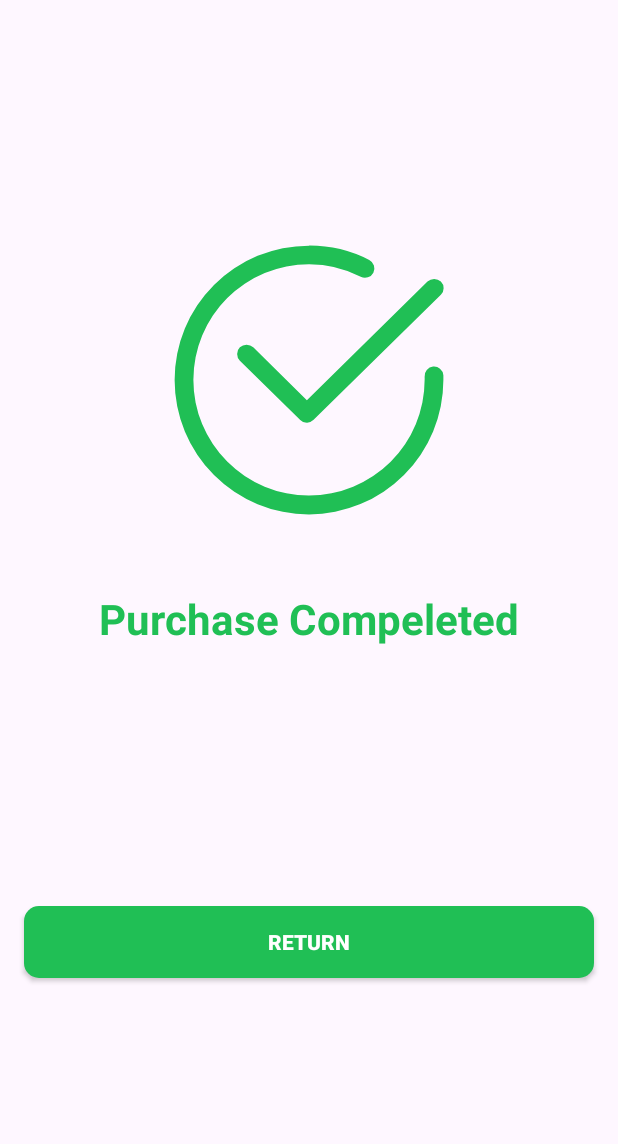
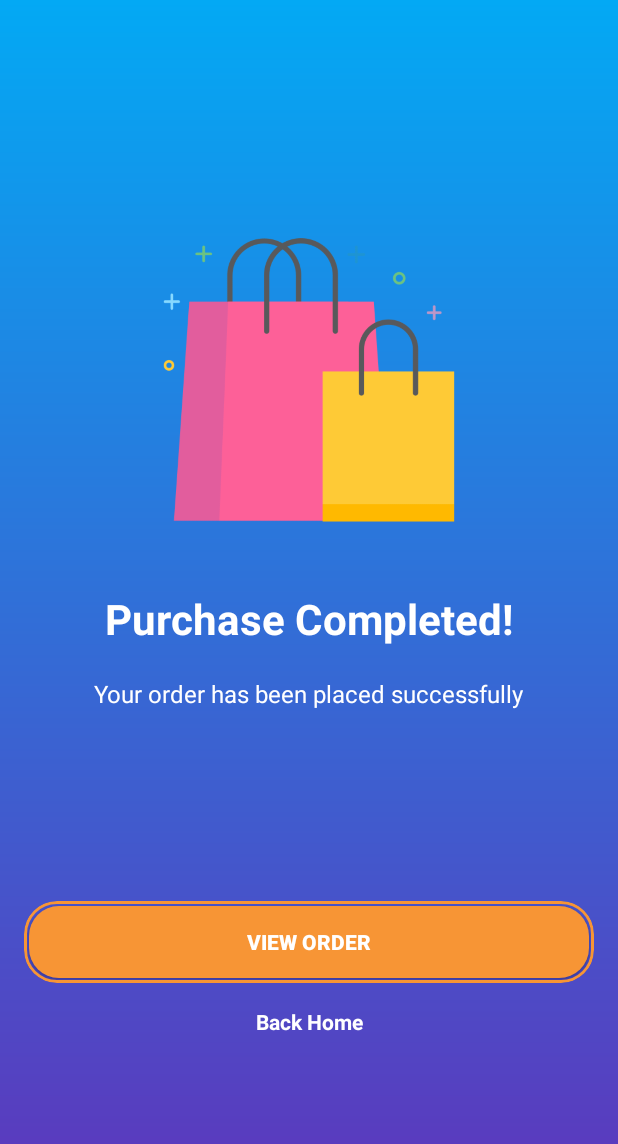
Before and after one commit to QuangXYZ/LilyShop, an Android app: the OrderSuccessActivity screen opened directly, with no data from a screen before it, on a phone screen of 412 x 824 dp. Shown: the top 1144 px of the screen. Run offline under Robolectric (Android 15) with nearby library versions, the phone set to English and light mode, and no system bars.

Commit message:
feat: update success screen

```diff
--- a/app/src/main/java/com/quang/lilyshop/Helper/ManagementCart.kt
+++ b/app/src/main/java/com/quang/lilyshop/Helper/ManagementCart.kt
@@ -27,6 +27,9 @@ class ManagementCart(val context: Context) {
         return tinyDB.getListObject("CartList") ?: arrayListOf()
     }
 
+    fun clearListCart() {
+        tinyDB.remove("CartList")
+    }
     fun minusItem(listFood: ArrayList<ProductModel>, position: Int, listener: ChangeNumberItemsListener) {
         if (listFood[position].numberInCart == 1) {
             listFood.removeAt(position)
--- a/app/src/main/java/com/quang/lilyshop/activity/CheckoutActivity.kt
+++ b/app/src/main/java/com/quang/lilyshop/activity/CheckoutActivity.kt
@@ -143,6 +143,7 @@ class CheckoutActivity : BaseActivity() {
         val order = OrderModel(
             "", "", managementCart.getListCart(), delivery, tax, total
         )
+        managementCart.clearListCart()
 
         viewModel.saveOrder(order)
     }
--- a/app/src/main/java/com/quang/lilyshop/activity/Fragment/SearchFragment.kt
+++ b/app/src/main/java/com/quang/lilyshop/activity/Fragment/SearchFragment.kt
@@ -12,23 +12,8 @@ import com.quang.lilyshop.R
 private const val ARG_PARAM1 = "param1"
 private const val ARG_PARAM2 = "param2"
 
-/**
- * A simple [Fragment] subclass.
- * Use the [SearchFragment.newInstance] factory method to
- * create an instance of this fragment.
- */
 class SearchFragment : Fragment() {
-    // TODO: Rename and change types of parameters
-    private var param1: String? = null
-    private var param2: String? = null
 
-    override fun onCreate(savedInstanceState: Bundle?) {
-        super.onCreate(savedInstanceState)
-        arguments?.let {
-            param1 = it.getString(ARG_PARAM1)
-            param2 = it.getString(ARG_PARAM2)
-        }
-    }
 
     override fun onCreateView(
         inflater: LayoutInflater, container: ViewGroup?,
@@ -38,23 +23,4 @@ class SearchFragment : Fragment() {
         return inflater.inflate(R.layout.fragment_search, container, false)
     }
 
-    companion object {
-        /**
-         * Use this factory method to create a new instance of
-         * this fragment using the provided parameters.
-         *
-         * @param param1 Parameter 1.
-         * @param param2 Parameter 2.
-         * @return A new instance of fragment SearchFragment.
-         */
-        // TODO: Rename and change types and number of parameters
-        @JvmStatic
-        fun newInstance(param1: String, param2: String) =
-            SearchFragment().apply {
-                arguments = Bundle().apply {
-                    putString(ARG_PARAM1, param1)
-                    putString(ARG_PARAM2, param2)
-                }
-            }
-    }
 }
--- a/app/src/main/java/com/quang/lilyshop/activity/OrderSuccessActivity.kt
+++ b/app/src/main/java/com/quang/lilyshop/activity/OrderSuccessActivity.kt
@@ -17,6 +17,14 @@ class OrderSuccessActivity : BaseActivity() {
             startActivity(Intent(this, MainActivity::class.java))
             finish()
         }
+        binding.orderBtn.setOnClickListener {
+            startActivity(Intent(this, MainActivity::class.java))
+            finish()
+        }
+        binding.orderLayout.setOnClickListener {
+            startActivity(Intent(this, MainActivity::class.java))
+            finish()
+        }
     }
 
 }
--- a/app/src/main/res/drawable/green_button_background.xml
+++ b/app/src/main/res/drawable/green_button_background.xml
@@ -2,8 +2,8 @@
 <selector xmlns:android="http://schemas.android.com/apk/res/android">
 <item>
     <shape android:shape="rectangle">
-        <solid android:color="#20bf55"/>
-        <corners android:radius="10dp"/>
+        <solid android:color="#f79535"/>
+        <corners android:radius="20dp"/>
 
     </shape>
 </item>
--- a/app/src/main/res/drawable/success.xml
+++ /dev/null
@@ -1,12 +0,0 @@
-<vector xmlns:android="http://schemas.android.com/apk/res/android"
-    android:width="512dp"
-    android:height="512dp"
-    android:viewportWidth="24"
-    android:viewportHeight="24">
-  <path
-      android:pathData="m12,22.75a10.75,10.75 0,0 1,0 -21.5,10.53 10.53,0 0,1 4.82,1.15 0.75,0.75 0,0 1,-0.68 1.34,9 9,0 0,0 -4.14,-1 9.25,9.25 0,1 0,9.25 9.26,2 2,0 0,0 0,-0.25 0.75,0.75 0,1 1,1.5 -0.14v0.39a10.76,10.76 0,0 1,-10.75 10.75z"
-      android:fillColor="#20bf55"/>
-  <path
-      android:pathData="m11.82,15.41a0.7,0.7 0,0 1,-0.52 -0.22l-4.83,-4.74a0.75,0.75 0,0 1,0 -1.06,0.77 0.77,0 0,1 1.07,0l4.29,4.23 9.65,-9.49a0.77,0.77 0,0 1,1.07 0,0.75 0.75,0 0,1 0,1.06l-10.18,10a0.74,0.74 0,0 1,-0.55 0.22z"
-      android:fillColor="#20bf55"/>
-</vector>
--- /dev/null
+++ b/app/src/main/res/drawable/success_bkg.xml
@@ -0,0 +1,9 @@
+<?xml version="1.0" encoding="utf-8"?>
+<shape xmlns:android="http://schemas.android.com/apk/res/android"
+    android:shape="rectangle">
+  <gradient
+      android:angle="90"
+      android:endColor="#03A9F4"
+      android:startColor="@color/purple"
+      android:type="linear" />
+</shape>
--- a/app/src/main/res/layout/activity_order_success.xml
+++ b/app/src/main/res/layout/activity_order_success.xml
@@ -4,13 +4,14 @@
     xmlns:tools="http://schemas.android.com/tools"
     android:layout_width="match_parent"
     android:layout_height="match_parent"
+    android:background="@drawable/success_bkg"
     tools:context=".activity.OrderSuccessActivity">
 
     <ImageView
         android:id="@+id/imageView8"
         android:layout_width="200dp"
         android:layout_height="200dp"
-        android:src="@drawable/success"
+        android:src="@drawable/shopping_bag"
         android:layout_marginBottom="40dp"
         app:civ_circle_background_color="@color/white"
         app:layout_constraintBottom_toTopOf="@+id/textView12"
@@ -23,8 +24,8 @@
         android:layout_width="wrap_content"
         android:layout_height="wrap_content"
         android:layout_margin="20dp"
-        android:text="Purchase Compeleted"
-        android:textColor="#20bf55"
+        android:text="Purchase Completed!"
+        android:textColor="@color/white"
         android:textSize="28sp"
         android:textStyle="bold"
         app:layout_constraintBottom_toBottomOf="parent"
@@ -32,19 +33,58 @@
         app:layout_constraintStart_toStartOf="parent"
         app:layout_constraintTop_toTopOf="parent" />
 
-    <androidx.appcompat.widget.AppCompatButton
+    <TextView
+        android:id="@+id/textView13"
+        android:layout_width="wrap_content"
+        android:layout_height="wrap_content"
+        android:layout_margin="20dp"
+        android:text="Your order has been placed successfully"
+        android:textColor="@color/white"
+        android:textSize="16sp"
+        app:layout_constraintEnd_toEndOf="parent"
+        app:layout_constraintStart_toStartOf="parent"
+        app:layout_constraintTop_toBottomOf="@+id/textView12" />
+
+    <com.google.android.material.card.MaterialCardView
+        android:id="@+id/orderLayout"
+        android:layout_width="match_parent"
+        android:layout_height="wrap_content"
+        android:layout_margin="16dp"
+        app:strokeColor="#f79535"
+        app:strokeWidth="2dp"
+        android:backgroundTint="@android:color/transparent"
+        app:layout_constraintBottom_toBottomOf="parent"
+        app:layout_constraintEnd_toEndOf="parent"
+        app:layout_constraintStart_toStartOf="parent"
+        app:cardCornerRadius="22dp"
+        app:layout_constraintTop_toBottomOf="@+id/textView12" >
+
+        <androidx.appcompat.widget.AppCompatButton
+            android:id="@+id/orderBtn"
+            android:layout_width="match_parent"
+            android:layout_height="wrap_content"
+            android:background="@drawable/green_button_background"
+            android:text="View Order"
+            android:layout_margin="3dp"
+            android:textColor="@color/white"
+            android:textStyle="bold"
+           />
+    </com.google.android.material.card.MaterialCardView>
+
+
+    <TextView
         android:id="@+id/returnBtn"
         android:layout_width="match_parent"
         android:layout_height="wrap_content"
-        android:layout_margin="16dp"
-        android:background="@drawable/green_button_background"
-        android:text="Return"
+        android:text="Back Home"
+        android:padding="12dp"
+        android:layout_margin="4dp"
+        android:textAlignment="center"
         android:textColor="@color/white"
         android:textStyle="bold"
-        app:layout_constraintBottom_toBottomOf="parent"
         app:layout_constraintEnd_toEndOf="parent"
         app:layout_constraintStart_toStartOf="parent"
-        app:layout_constraintTop_toBottomOf="@+id/textView12" />
+        app:layout_constraintTop_toBottomOf="@+id/orderLayout" />
 
 
 
```
Also changed, not shown: app/src/main/res/drawable/shopping_bag.png (added).
